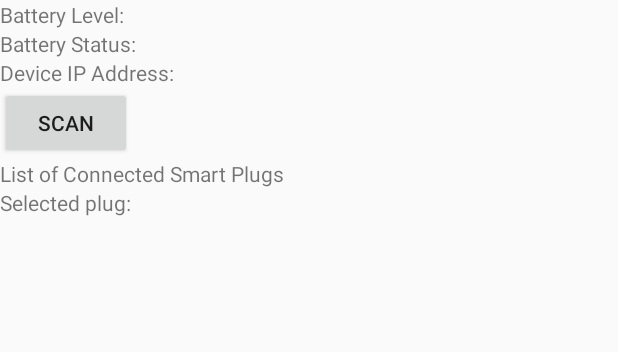
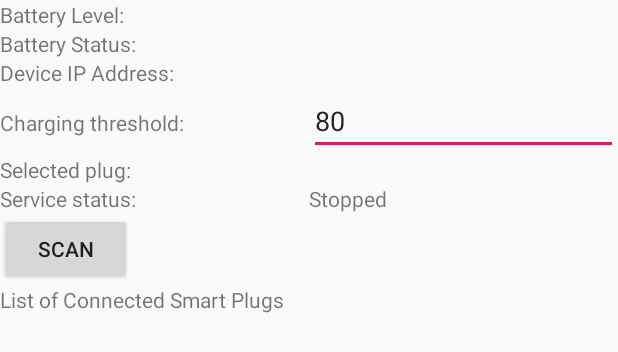
Before and after one commit to yeoweizheng/SafeCharge, an Android app: the layout activity_main.xml on its own in the app's theme, with its tools: preview values and no code run, on a phone screen of 412 x 824 dp. Shown: the top 352 px of the screen. Run offline under Robolectric (Android 15) with nearby library versions, the phone set to English and light mode, and no system bars.

Commit message:
Added service

```diff
--- a/app/src/main/res/layout/activity_main.xml
+++ b/app/src/main/res/layout/activity_main.xml
@@ -47,19 +47,22 @@
             android:layout_height="wrap_content"
             android:layout_weight="1"></TextView>
     </LinearLayout>
-    <Button
-        android:id="@+id/button_scan"
-        android:layout_width="wrap_content"
-        android:layout_height="wrap_content"
-        android:text="Scan"></Button>
-    <TextView
+    <LinearLayout
         android:layout_width="match_parent"
-        android:layout_height="wrap_content"
-        android:text="List of Connected Smart Plugs"></TextView>
-    <ListView
-        android:id="@+id/listview_ip_list"
-        android:layout_width="match_parent"
-        android:layout_height="wrap_content"></ListView>
+        android:layout_height="wrap_content">
+        <TextView
+            android:layout_width="0dp"
+            android:layout_height="wrap_content"
+            android:layout_weight="1"
+            android:text="Charging threshold:"></TextView>
+        <EditText
+            android:id="@+id/textview_charging_threshold"
+            android:layout_width="0dp"
+            android:layout_height="wrap_content"
+            android:layout_weight="1"
+            android:inputType="number"
+            android:text="80"></EditText>
+    </LinearLayout>
     <LinearLayout
         android:layout_width="match_parent"
         android:layout_height="wrap_content">
@@ -74,6 +77,34 @@
             android:layout_height="wrap_content"
             android:layout_weight="1"></TextView>
     </LinearLayout>
+    <LinearLayout
+        android:layout_width="match_parent"
+        android:layout_height="wrap_content">
+        <TextView
+            android:layout_width="0dp"
+            android:layout_height="wrap_content"
+            android:layout_weight="1"
+            android:text="Service status:"></TextView>
+        <TextView
+            android:id="@+id/textview_service_status"
+            android:layout_width="0dp"
+            android:layout_height="wrap_content"
+            android:layout_weight="1"
+            android:text="Stopped"></TextView>
+    </LinearLayout>
+    <Button
+        android:id="@+id/button_scan"
+        android:layout_width="wrap_content"
+        android:layout_height="wrap_content"
+        android:text="Scan"></Button>
+    <TextView
+        android:layout_width="match_parent"
+        android:layout_height="wrap_content"
+        android:text="List of Connected Smart Plugs"></TextView>
+    <ListView
+        android:id="@+id/listview_ip_list"
+        android:layout_width="match_parent"
+        android:layout_height="wrap_content"></ListView>
     <LinearLayout
         android:layout_width="match_parent"
         android:layout_height="wrap_content">
@@ -92,5 +123,22 @@
             android:text="Off"
             android:visibility="gone"></Button>
     </LinearLayout>
-
+    <LinearLayout
+        android:layout_width="match_parent"
+        android:layout_height="wrap_content">
+        <Button
+            android:id="@+id/button_start_service"
+            android:layout_width="0dp"
+            android:layout_height="wrap_content"
+            android:layout_weight="1"
+            android:text="Start Service"
+            android:visibility="gone"></Button>
+        <Button
+            android:id="@+id/button_stop_service"
+            android:layout_width="0dp"
+            android:layout_height="wrap_content"
+            android:layout_weight="1"
+            android:text="Stop Service"
+            android:visibility="gone"></Button>
+    </LinearLayout>
 </LinearLayout>
```
Also changed, not shown: app/src/main/AndroidManifest.xml (+10 -3 lines), app/src/main/java/net/wzyeo/safecharge/MainActivity.java (+56 -29 lines), app/src/main/java/net/wzyeo/safecharge/MonitorService.java (added, +90 -0 lines).
